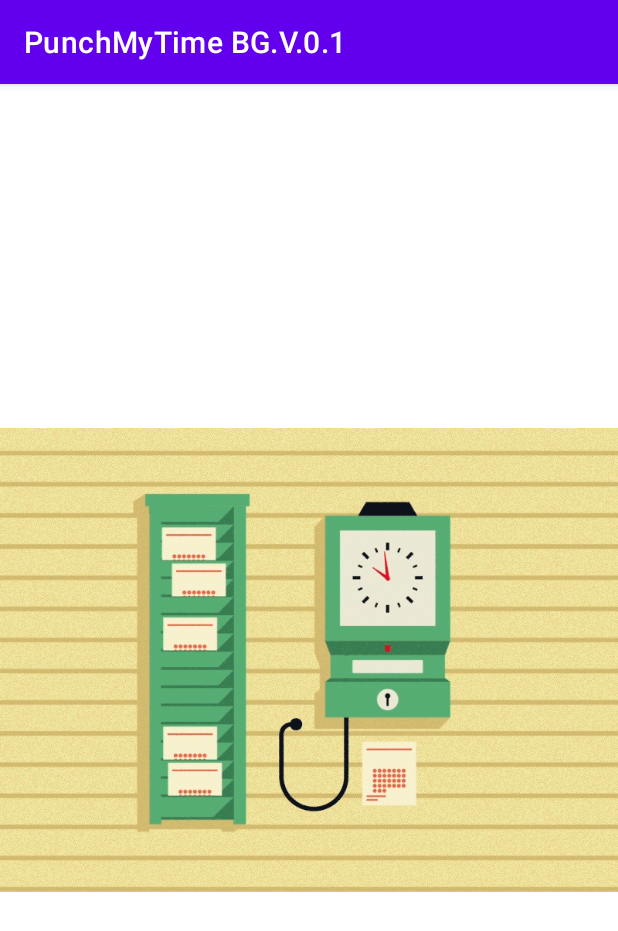
After one commit to bengisugelin/PunchMyTime, an Android app: the SplashActivity screen opened directly, with no data from a screen before it, on a phone screen of 412 x 824 dp. The commit adds this screen. Shown: the top 931 px of the screen. Run offline under Robolectric (Android 15) with nearby library versions, the phone set to English and light mode, and no system bars.

Commit message:
splash_Activity was added.

```diff
--- a/app/build.gradle
+++ b/app/build.gradle
@@ -36,4 +36,5 @@
     testImplementation 'junit:junit:4.13.2'
     androidTestImplementation 'androidx.test.ext:junit:1.1.3'
     androidTestImplementation 'androidx.test.espresso:espresso-core:3.4.0'
+    implementation 'pl.droidsonroids.gif:android-gif-drawable:1.2.19'
 }
--- /dev/null
+++ b/app/src/main/java/com/example/punchmytimebgv01/SplashActivity.java
@@ -0,0 +1,28 @@
+package com.example.punchmytimebgv01;
+
+import androidx.appcompat.app.AppCompatActivity;
+
+import android.content.Intent;
+import android.os.Bundle;
+
+import java.util.Timer;
+import java.util.TimerTask;
+
+public class SplashActivity extends AppCompatActivity {
+
+    @Override
+    protected void onCreate(Bundle savedInstanceState) {
+        super.onCreate(savedInstanceState);
+        setContentView(R.layout.activity_splash);
+
+        TimerTask timerTask = new TimerTask() {
+            @Override
+            public void run() {
+                startActivity(new Intent(SplashActivity.this, MainActivity.class));
+            }
+        };
+
+        Timer timer = new Timer();
+        timer.schedule(timerTask, 3800);
+    }
+}
--- /dev/null
+++ b/app/src/main/res/layout/activity_splash.xml
@@ -0,0 +1,18 @@
+<?xml version="1.0" encoding="utf-8"?>
+<androidx.constraintlayout.widget.ConstraintLayout xmlns:android="http://schemas.android.com/apk/res/android"
+    xmlns:app="http://schemas.android.com/apk/res-auto"
+    xmlns:tools="http://schemas.android.com/tools"
+    android:layout_width="match_parent"
+    android:layout_height="match_parent"
+    tools:context=".SplashActivity">
+
+    <pl.droidsonroids.gif.GifImageView
+        android:id="@+id/splashGif"
+        android:layout_width="wrap_content"
+        android:layout_height="wrap_content"
+        android:src="@drawable/punch"
+        app:layout_constraintBottom_toBottomOf="parent"
+        app:layout_constraintEnd_toEndOf="parent"
+        app:layout_constraintStart_toStartOf="parent"
+        app:layout_constraintTop_toTopOf="parent" />
+</androidx.constraintlayout.widget.ConstraintLayout>
--- a/app/src/main/res/values/strings.xml
+++ b/app/src/main/res/values/strings.xml
@@ -32,7 +32,4 @@
     <string name="btnNeCoRoRaAdd">Add</string>
 
 
-
-
-
 </resources>
```
Also changed, not shown: app/src/main/AndroidManifest.xml (+9 -0 lines), app/src/main/res/drawable-v24/punch.gif (added).
